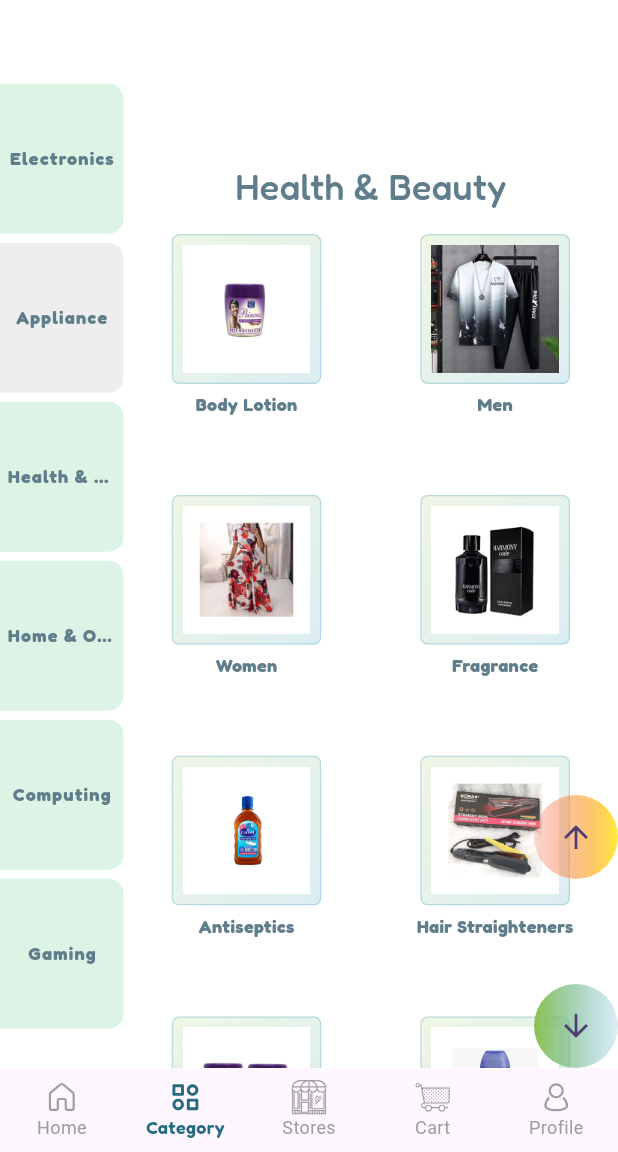
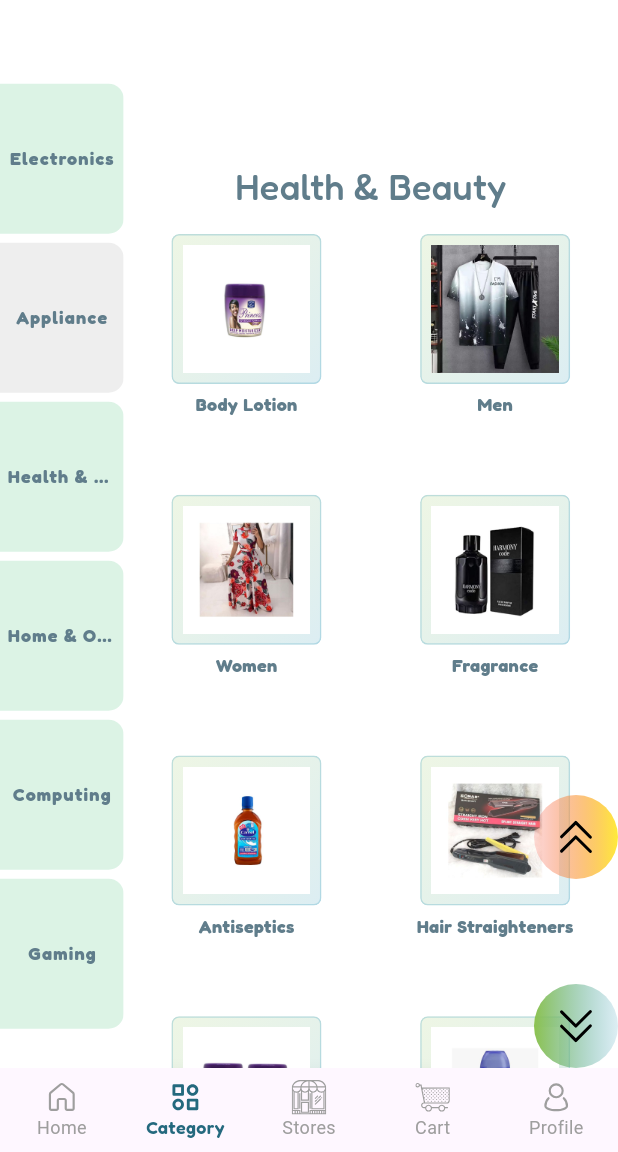
Before and after one commit to kobbycode/kstore, a Flutter app: the screen it shows after launch, item 2 of the bottom bar chosen, scrolled down 1152 dp, on a phone screen of 412 x 824 dp, the part 84-1236 px from its top. Run offline on Flutter 3.47's test engine with Material 3 defaults, Android fonts, the phone set to English and light mode, and no system bars; our stand-ins replace flutter_svg, google_fonts.

Commit message:
Updated scrolling icons

```diff
--- a/lib/mainscreens/categories_page.dart
+++ b/lib/mainscreens/categories_page.dart
@@ -102,7 +102,7 @@ class _CategoriesPageState extends State<CategoriesPage> {
                   elevation: 0,
                   highlightElevation: 0,
                   backgroundColor: Colors.transparent,
-                  child: const Icon(Icons.arrow_upward),
+                  child: SvgPicture.asset('images/icons/arrowUp.svg'),
                 ),
               ),
             ),
@@ -135,7 +135,7 @@ class _CategoriesPageState extends State<CategoriesPage> {
                   elevation: 0,
                   highlightElevation: 0,
                   backgroundColor: Colors.transparent,
-                  child: const Icon(Icons.arrow_downward),
+                  child: SvgPicture.asset('images/icons/arrowDown.svg'),
                 ),
               ),
             ),
```
